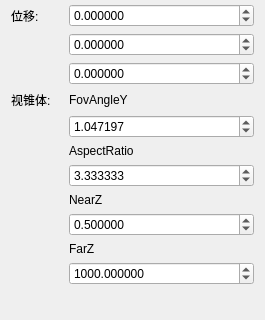
Old version of the form Engine/LkEngineEditor/CustomToolBox/CameraForm.ui in the repository lvke-neu/DXWithQT; both pictures show x 0 to 265 and y 236 to 556 of the 265 by 556 pixel window.
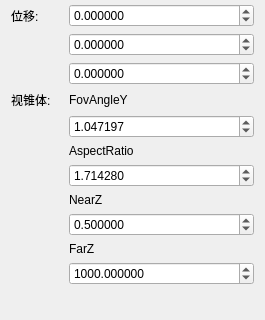
New version of the form.

What changed in the file:
```diff
--- a/Engine/LkEngineEditor/CustomToolBox/CameraForm.ui
+++ b/Engine/LkEngineEditor/CustomToolBox/CameraForm.ui
@@ -304,7 +304,7 @@
         <double>0.010000000000000</double>
        </property>
        <property name="value">
-        <double>3.333333000000000</double>
+        <double>1.714280000000000</double>
        </property>
       </widget>
      </item>
```
